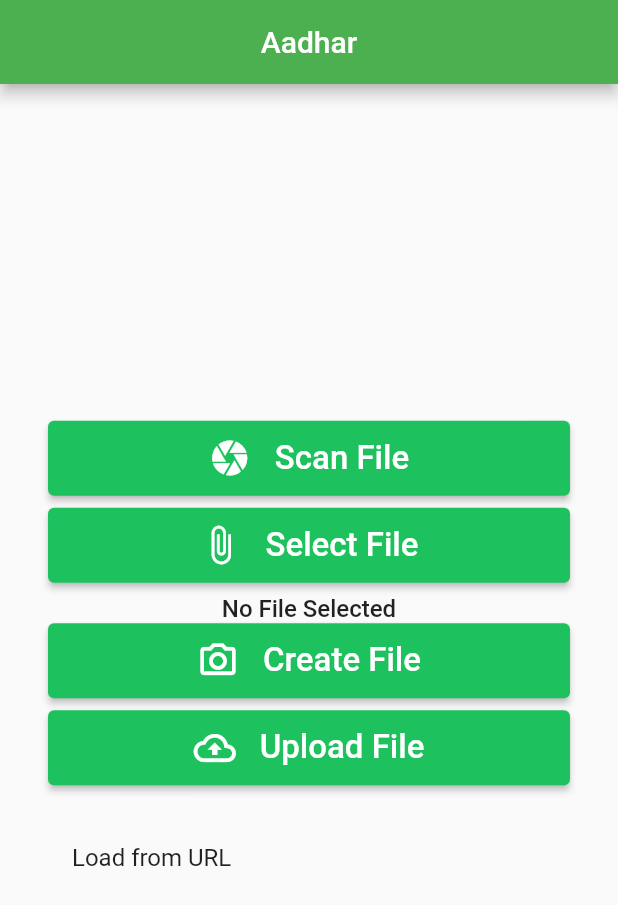
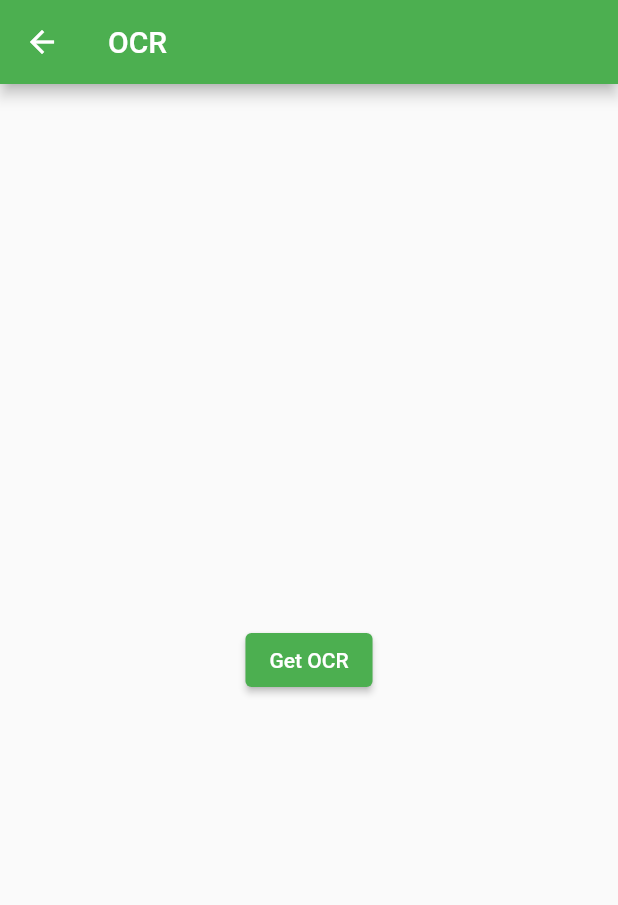
Before and after one commit to anina512/AadharHackathon, a Flutter app: the screen it shows after launch, after a tap on "Scan File", on a phone screen of 412 x 824 dp. Shown: the top 905 px of the screen. Run offline on Flutter 3.47's test engine with Material 2 defaults, Android fonts, the phone set to English and light mode, and no system bars; our stand-ins replace file_picker, firebase_core, firebase_storage, image_picker; missing offline and left inert: advance_pdf_viewer; accounts and stored records are empty.

Commit message:
merged with ocr

```diff
--- /dev/null
+++ b/frontend/lib/home.dart
@@ -0,0 +1,59 @@
+import 'package:flutter/material.dart';
+import 'package:firebase_upload_example/request.dart';
+import 'package:image_picker/image_picker.dart';
+import 'dart:convert';
+
+class MyHomePage extends StatefulWidget {
+  const MyHomePage({Key? key, required this.title}) : super(key: key);
+
+  // This widget is the home page of your application. It is stateful, meaning
+  // that it has a State object (defined below) that contains fields that affect
+  // how it looks.
+
+  // This class is the configuration for the state. It holds the values (in this
+  // case the title) provided by the parent (in this case the App widget) and
+  // used by the build method of the State. Fields in a Widget subclass are
+  // always marked "final".
+
+  final String title;
+
+  @override
+  State<MyHomePage> createState() => _MyHomePageState();
+}
+
+class _MyHomePageState extends State<MyHomePage> {
+  final ImagePicker _picker = ImagePicker();
+  var _extractedText = '';
+  void extractOCRText(XFile? image) async{
+    var data = await getData(Uri.parse('http://74d4-45-115-187-157.ngrok.io/'), image);
+    var decodedData = await jsonDecode(jsonEncode(data));
+    decodedData = json.decode(decodedData);
+    _extractedText = decodedData['query'];
+    print(_extractedText);
+  }
+  @override
+  Widget build(BuildContext context) {
+    // This method is rerun every time setState is called, for instance as done
+    // by the _incrementCounter method above.
+    //
+    // The Flutter framework has been optimized to make rerunning build methods
+    // fast, so that you can just rebuild anything that needs updating rather
+    // than having to individually change instances of widgets.
+    return Scaffold(
+      appBar: AppBar(
+        // Here we take the value from the MyHomePage object that was created by
+        // the App.build method, and use it to set our appbar title.
+        title: Text(widget.title),
+      ),
+      body: Center(
+        child: ElevatedButton(
+          child: Text("Get OCR"),
+          onPressed: () async {
+              final XFile? image = await _picker.pickImage(source: ImageSource.gallery);
+              extractOCRText(image);
+          },
+        ),
+      ),
+    );
+  }
+}
--- a/frontend/lib/main.dart
+++ b/frontend/lib/main.dart
@@ -4,6 +4,7 @@
 import 'package:firebase_core/firebase_core.dart';
 import 'package:firebase_storage/firebase_storage.dart';
 import 'package:firebase_upload_example/api/firebase_api.dart';
+import 'package:firebase_upload_example/home.dart';
 import 'package:firebase_upload_example/pdfviewer.dart';
 import 'package:firebase_upload_example/api/backend_api.dart';
 import 'package:firebase_upload_example/widget/button_widget.dart';
@@ -49,8 +50,6 @@
   // late final urlDownload;
   bool _isLoading = true;
 
-
-
   @override
   Widget build(BuildContext context) {
     final fileName = file != null ? basename(file!.path) : 'No File Selected';
@@ -69,7 +68,14 @@
               ButtonWidget(
                 text: 'Scan File',
                 icon: Icons.camera,
-                onClicked: scanFile,
+                onClicked: () {
+                  Navigator.push(
+                    context,
+                    MaterialPageRoute(
+                      builder: (context) => MyHomePage(title: 'OCR',),
+                    ),
+                  );
+                },
               ),
               SizedBox(height: 8),
               ButtonWidget(
@@ -82,12 +88,7 @@
                 fileName,
                 style: TextStyle(fontSize: 16, fontWeight: FontWeight.w500),
               ),
-              ButtonWidget(
-                text: 'Create File',
-                icon: Icons.camera_alt_outlined,
-                onClicked: selectFile,///TODO change this
-              ),
-              SizedBox(height: 8),
+
               // SizedBox(height: 48),
               ButtonWidget(
                 text: 'Upload File',
@@ -96,19 +97,20 @@
               ),
               SizedBox(height: 20),
               task != null ? buildUploadStatus(task!) : Container(),
-              ListTile(
-                title: Text('Load from URL'),
-                onTap: () {
-                    print("EYYYYYYYYYYYYYYYYYYYYYYYYYY-1111");
-                  Navigator.push(
-                    context,
-                    MaterialPageRoute(
-                        builder: (context) => PDFView(
-                              data: "http://conorlastowka.com/book/CitationNeededBook-Sample.pdf",
-                            )),
-                  );
-                },
-              ),
+              // ListTile(
+              //   title: Text('Load from URL'),
+              //   onTap: () {
+              //     print("EYYYYYYYYYYYYYYYYYYYYYYYYYY-1111");
+              //     Navigator.push(
+              //       context,
+              //       MaterialPageRoute(
+              //           builder: (context) => PDFView(
+              //                 data:
+              //                     "http://conorlastowka.com/book/CitationNeededBook-Sample.pdf",
+              //               )),
+              //     );
+              //   },
+              // ),
             ],
           ),
         ),
@@ -125,18 +127,16 @@
     setState(() => file = File(path));
   }
 
-    Future scanFile() async {
-    final result = await FilePicker.platform.pickFiles(allowMultiple: false);
+  //   Future scanFile(ImageSource source) async {
+  //     XFile? fileGallery = await ImagePicker.pickImage(source: source);
 
-    if (result == null) return;
-    final path = result.files.single.path!;
+  //   if (result == null) return;
+  //   final path = result.files.single.path!;
 
-    setState(() => file = File(path));
-  }
+  //   setState(() => file = File(path));
+  // }
 
-   void chooseImage(ImageSource source) async {
-
-  }
+  // void chooseImage(ImageSource source) async {}
 
   Future uploadFile() async {
     if (file == null) return;
@@ -157,8 +157,7 @@
     print(
         "@@@@@@@@@@@@@@@@@@@@@@@@@@@@@@@@@@@@@@@@@@@@@@@@@@@@@@@@@@@@@@@@@@@@@");
     print('Download-Link: $file');
-    var res = await BackendApi.upload(urlDownload);
-
+    // var res = await BackendApi.upload(urlDownload);
   }
 
   Widget buildUploadStatus(UploadTask task) => StreamBuilder<TaskSnapshot>(
```
Also changed, not shown: frontend/lib/request.dart (added, +19 -0 lines), 1 other file.
